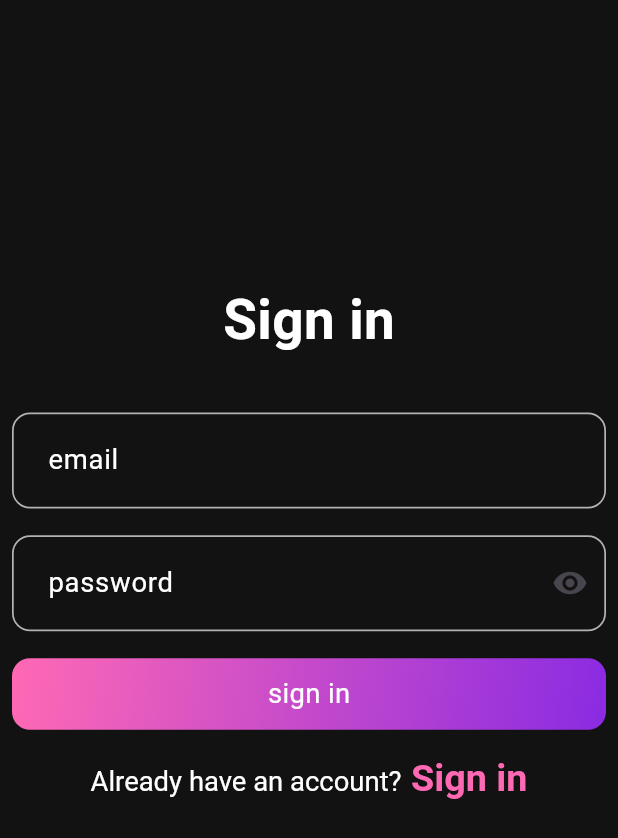
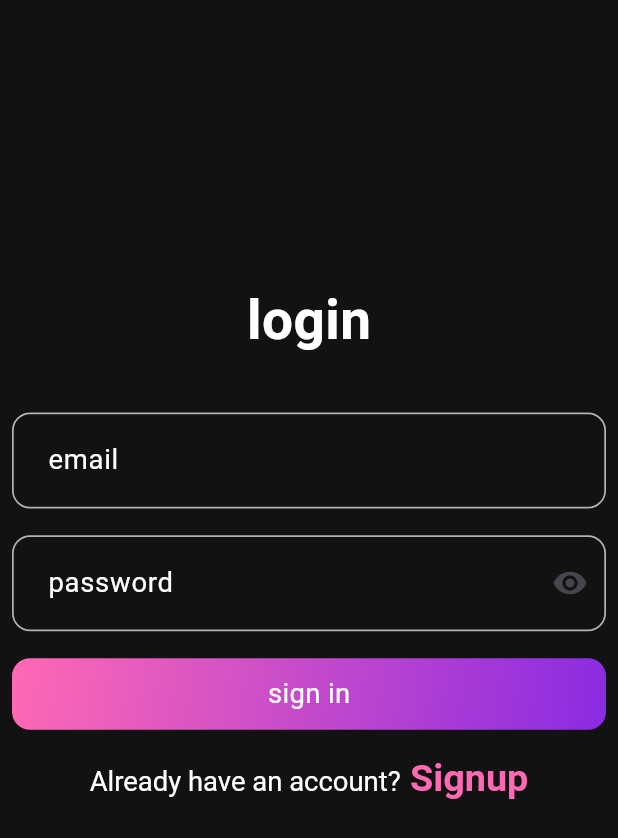
Before and after one commit to hadigouas/podcastapp_client, a Flutter app: the SinginScreen screen opened directly, on a phone screen of 412 x 824 dp. Shown: the top 838 px of the screen. Run offline on Flutter 3.47's test engine with Material 3 defaults, Android fonts, the phone set to English and light mode, and no system bars; our stand-ins replace bloc, cached_network_image, dartz, dio, equatable, file_picker and 7 more; missing offline and left inert: audio_session, audio_waveforms, flex_color_picker, r_dotted_line_border; accounts and stored records are empty; network calls fail.

```diff
--- a/lib/core/constent/api_consts.dart
+++ b/lib/core/constent/api_consts.dart
@@ -1,5 +1,5 @@
 class ApiConsts {
-  static const String base_url = "http://192.168.1.12:8000/";
+  static const String base_url = "https://podcast-liard.vercel.app/";
   static const String login_path = "auth/login";
   static const String signin_path = "auth/signup";
 }
--- a/lib/features/auth/cubit/cubit/user_auth_cubit.dart
+++ b/lib/features/auth/cubit/cubit/user_auth_cubit.dart
@@ -50,6 +50,7 @@ class UserAuthCubit extends Cubit<UserAuthState> {
           emit(UserAuthFailed(failure.message));
         },
         (user) {
+          print('done');
           emit(UserAuthSuccess(user));
         },
       );
--- a/lib/features/auth/repos/auth_repo.dart
+++ b/lib/features/auth/repos/auth_repo.dart
@@ -93,7 +93,7 @@ class AuthImpl implements AuthRepo {
           options: Options(headers: {
             "x-auth": token,
           }));
-
+      print(token);
       return Right(User.fromMap(response.data).copyWith(token: token));
     } catch (e) {
       return left(ServerFailure(e.toString()));
--- a/lib/features/auth/ui/login_screen.dart
+++ b/lib/features/auth/ui/login_screen.dart
@@ -72,7 +72,7 @@ class _SinginScreenState extends State<SinginScreen> {
                         height: 150.h,
                       ),
                       Text(
-                        'Sign in',
+                        'login',
                         style: AppTextStyles.darkHeadline1,
                       ),
                       SizedBox(
@@ -117,7 +117,7 @@ class _SinginScreenState extends State<SinginScreen> {
                             text: "Already have an account?",
                             style: AppTextStyles.darkBodyText1),
                         TextSpan(
-                            text: " Sign in",
+                            text: " Signup",
                             style: GoogleFonts.roboto(
                               fontSize: 22.sp,
                               fontWeight: FontWeight.bold,
--- a/lib/features/auth/ui/signup_screen.dart
+++ b/lib/features/auth/ui/signup_screen.dart
@@ -127,7 +127,7 @@ class _SignupScreenState extends State<SignupScreen> {
                             text: "Already have an account?",
                             style: AppTextStyles.darkBodyText1),
                         TextSpan(
-                            text: " Sign up",
+                            text: " Login",
                             style: GoogleFonts.roboto(
                               fontSize: 22.sp,
                               fontWeight: FontWeight.bold,
--- a/lib/features/home/repo/podcast_repo.dart
+++ b/lib/features/home/repo/podcast_repo.dart
@@ -20,8 +20,8 @@ class PodcastImpl implements PodcastRepo {
   final token = SharedPrefs.getString("auth_token");
   PodcastImpl({required this.dio}) {
     dio.options.baseUrl = ApiConsts.base_url;
-    dio.options.connectTimeout = const Duration(seconds: 10);
-    dio.options.receiveTimeout = const Duration(seconds: 10);
+    dio.options.connectTimeout = const Duration(seconds: 20);
+    dio.options.receiveTimeout = const Duration(seconds: 20);
     dio.options.headers = {
       'Content-Type': 'application/json',
       'Accept': 'application/json',
--- a/lib/main.dart
+++ b/lib/main.dart
@@ -79,7 +79,6 @@ class MyApp extends StatelessWidget {
                             )),
                   );
                 } else if (state is UserAuthFailed) {
-                  // Navigate to SignupScreen if authentication fails
                   Navigator.pushReplacement(
                     context,
                     MaterialPageRoute(
@@ -87,8 +86,7 @@ class MyApp extends StatelessWidget {
                   );
                 }
               },
-              child: const Center(
-                  child: CircularProgressIndicator()) // Initial loading state
+              child: const SignupScreen() // Initial loading state
 
               ),
         );
```
Also changed, not shown: lib/features/home/ui/screen/favorite_screen.dart (+15 -0 lines).
